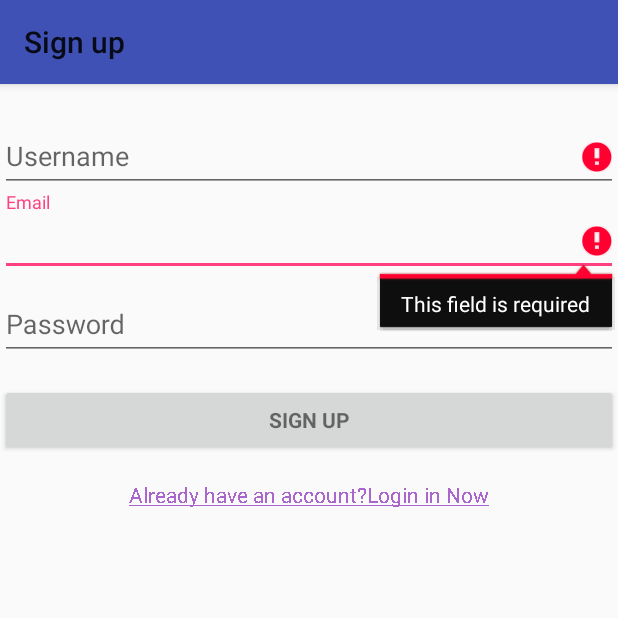
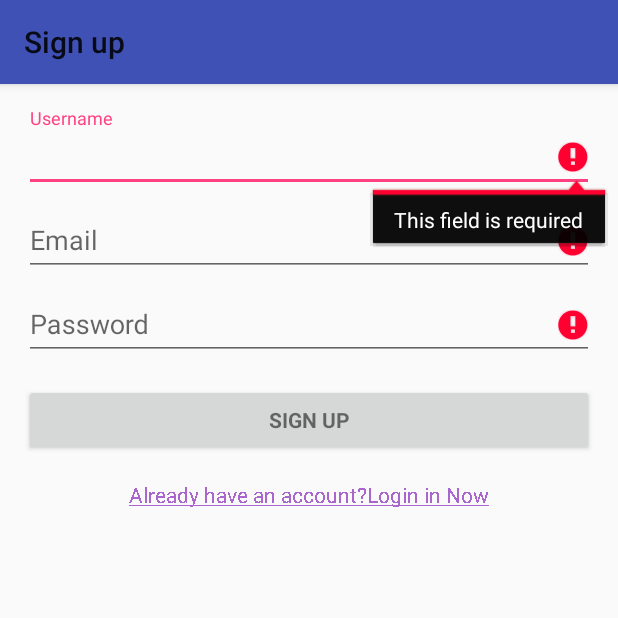
Before and after one commit to NTRsolutions/PicS, an Android app: the LoginActivity screen opened directly, with no data from a screen before it, after a tap on "SIGN UP", on a phone screen of 412 x 824 dp, the top half of it. Run offline under Robolectric (Android 15) with nearby library versions, the phone set to English and light mode, and no system bars; 2 other taps on this screen came first.

Commit message:
修正密码提示错误

```diff
--- a/app/src/main/java/com/justdoit/pics/activity/LoginActivity.java
+++ b/app/src/main/java/com/justdoit/pics/activity/LoginActivity.java
@@ -9,6 +9,7 @@
 import android.os.Build;
 import android.os.Bundle;
 import android.support.design.widget.Snackbar;
+import android.support.design.widget.TextInputLayout;
 import android.support.v7.app.AppCompatActivity;
 import android.support.v7.widget.Toolbar;
 import android.text.TextUtils;
@@ -144,14 +145,14 @@
         boolean cancel = false;
         View focusView = null;
 
-        // 检查用户名
-        if (TextUtils.isEmpty(username)) {
-            mUsernameView.setError(getString(R.string.error_field_required));
-            focusView = mUsernameView;
+        // 检查密码
+        if (TextUtils.isEmpty(password)) {
+            mPasswordView.setError(getString(R.string.error_field_required));
+            focusView = mPasswordView;
             cancel = true;
-        } else if (!isUsernameValid(username)) {
-            mUsernameView.setError(getString(R.string.error_invalid_username));
-            focusView = mUsernameView;
+        } else if (!isPasswordValid(password)) {
+            mPasswordView.setError(getString(R.string.error_invalid_password));
+            focusView = mPasswordView;
             cancel = true;
         }
 
@@ -167,12 +168,17 @@
             }
         }
 
-        // 检查密码
-        if (!TextUtils.isEmpty(password) && !isPasswordValid(password)) {
-            mPasswordView.setError(getString(R.string.error_invalid_password));
-            focusView = mPasswordView;
+        // 检查用户名
+        if (TextUtils.isEmpty(username)) {
+            mUsernameView.setError(getString(R.string.error_field_required));
+            focusView = mUsernameView;
+            cancel = true;
+        } else if (!isUsernameValid(username)) {
+            mUsernameView.setError(getString(R.string.error_invalid_username));
+            focusView = mUsernameView;
             cancel = true;
         }
+
 
         if (cancel) {
             focusView.requestFocus();
@@ -181,9 +187,7 @@
 
             work(email, username, password);
         } else {
-
             Toast.makeText(this, "当前没有网络哦(T_T)", Toast.LENGTH_SHORT).show();
-
         }
     }
 
@@ -221,10 +225,11 @@
                     new Response.Listener() {
                         @Override
                         public void onResponse(Object response) {
-                            showProgress(false);
 
                             // 保存参数
                             saveUserInfo(response.toString(), username);
+
+                            showProgress(false);
 
                             // 跳转到相应页面
                             goActivity();
@@ -233,14 +238,10 @@
                     new Response.ErrorListener() {
                         @Override
                         public void onErrorResponse(VolleyError error) {
-
-                            showProgress(false);
-
                             // 显示错误信息
                             showErrorMessage(error.networkResponse);
 
-//                            mPasswordView.setError(getString(R.string.error_incorrect_password));
-//                            mPasswordView.requestFocus();
+                            showProgress(false);
                         }
                     }
             );
--- a/app/src/main/res/layout/activity_login.xml
+++ b/app/src/main/res/layout/activity_login.xml
@@ -23,12 +23,16 @@
         android:layout_width="match_parent"
         android:layout_height="match_parent"
         android:layout_marginTop="@dimen/activity_vertical_margin"
+        android:layout_marginLeft="@dimen/activity_horizontal_margin"
+        android:layout_marginRight="@dimen/activity_horizontal_margin"
         app:layout_behavior="@string/appbar_scrolling_view_behavior">
 
         <LinearLayout
             android:id="@+id/username_login_form"
             android:layout_width="match_parent"
             android:layout_height="wrap_content"
+            android:focusable="true"
+            android:focusableInTouchMode="true"
             android:orientation="vertical">
 
             <android.support.design.widget.TextInputLayout
```
